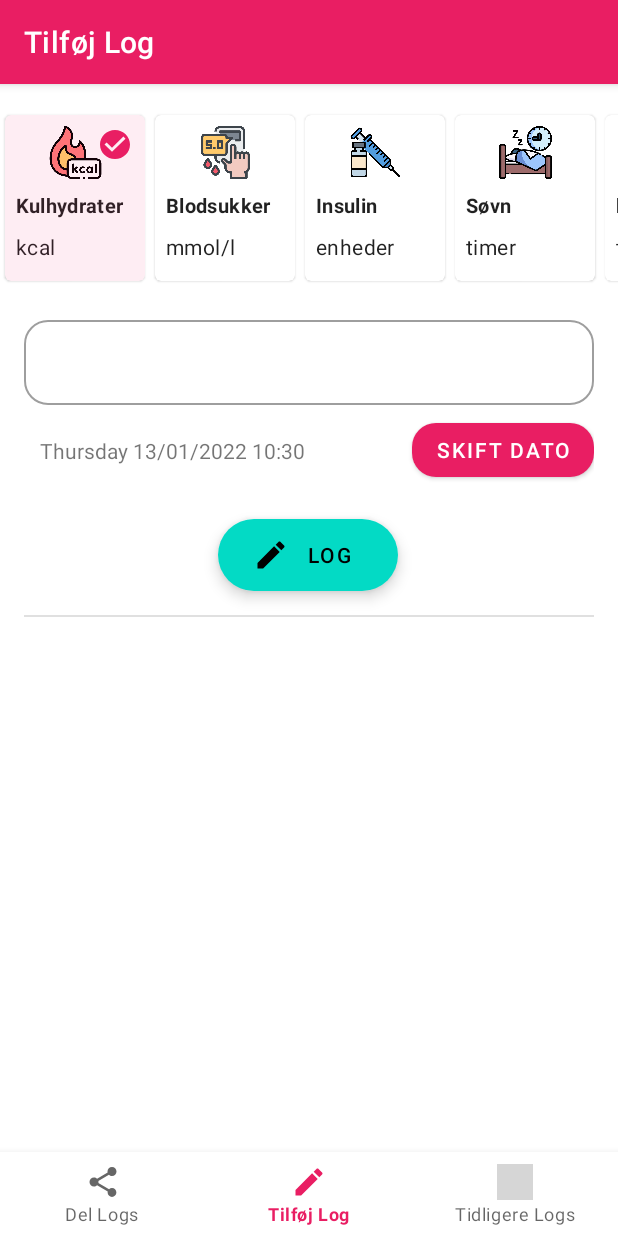
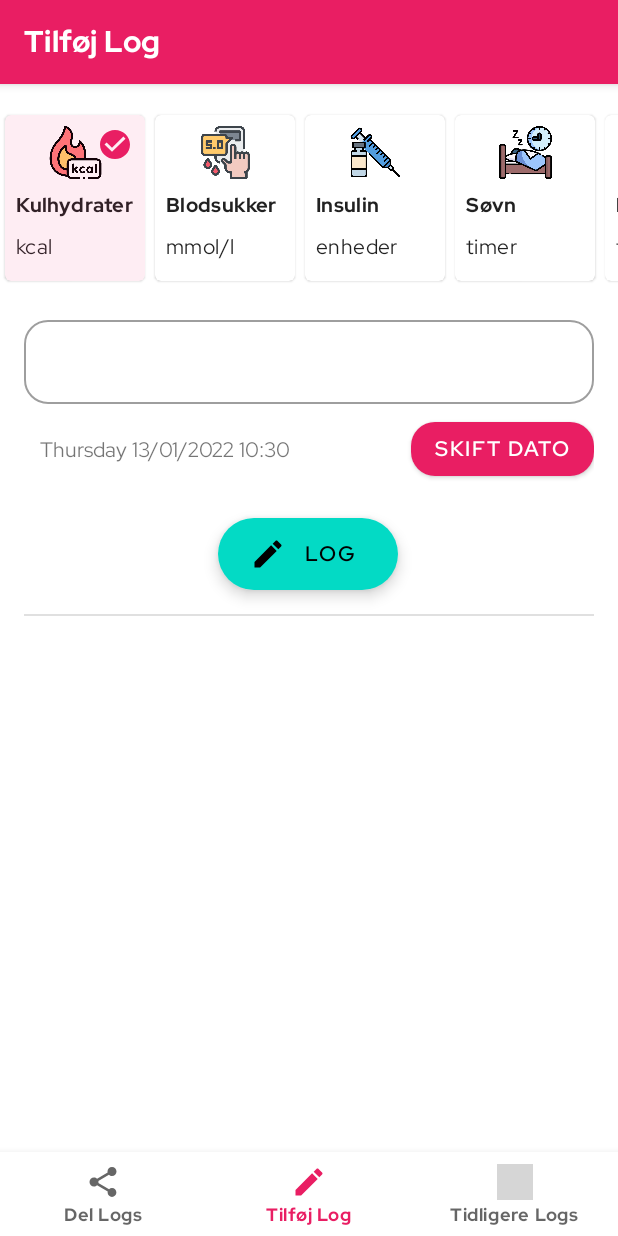
Before and after one commit to gabr0236/OpenLog, an Android app: the screen it shows after launch (MainActivity), on a phone screen of 412 x 824 dp. Run offline under Robolectric (Android 15) with nearby library versions, the phone set to English and light mode, and no system bars; our stand-ins replace Room's generated code, data binding, navigation-ui; 1 statement that could not run was skipped; grey boxes are pictures that could not be loaded.

Commit message:
Rohan(s205352) og Mohamud(s205333) - implementeret ny textfont på alle layouts/fragments med rette tilpasninger

```diff
--- a/app/src/main/java/com/example/openlog/MainActivity.kt
+++ b/app/src/main/java/com/example/openlog/MainActivity.kt
@@ -1,8 +1,10 @@
 package com.example.openlog
 
+import android.graphics.Typeface
 import android.os.Bundle
 import android.view.MenuItem
 import androidx.appcompat.app.AppCompatActivity
+import androidx.core.content.res.ResourcesCompat
 import androidx.navigation.NavController
 import androidx.navigation.fragment.NavHostFragment
 import androidx.navigation.ui.AppBarConfiguration
--- a/app/src/main/res/layout/fragment_add_log.xml
+++ b/app/src/main/res/layout/fragment_add_log.xml
@@ -44,6 +44,7 @@
             android:layout_height="wrap_content"
             android:layout_margin="16dp"
             android:layout_marginBottom="0dp"
+            android:fontFamily="@font/redhatdisplay_light"
             android:hint="@{`Indtast `+viewModel.selectedCategory.unit}"
             app:layout_constraintStart_toStartOf="parent"
             app:layout_constraintTop_toBottomOf="@id/recycler_view"
@@ -53,6 +54,7 @@
             <com.google.android.material.textfield.TextInputEditText
                 android:id="@+id/log_value"
                 android:inputType="number"
+                android:fontFamily="@font/redhatdisplay_regular"
                 android:layout_width="match_parent"
                 android:layout_height="wrap_content"
                 android:digits="-0123456789."
@@ -74,6 +76,7 @@
                 android:layout_height="50dp"
                 android:gravity="center_vertical"
                 android:text="@string/today"
+                android:fontFamily="@font/redhatdisplay_regular"
                 app:layout_constraintBottom_toBottomOf="parent"
                 app:layout_constraintEnd_toStartOf="@+id/button_edit_date"
                 app:layout_constraintStart_toStartOf="parent"
@@ -85,6 +88,7 @@
                 android:layout_height="wrap_content"
                 android:onClick="@{() -> addLogItemFragment.pickDateTime()}"
                 android:text="@string/change_date"
+                android:fontFamily="@font/redhatdisplay_semibold"
                 app:layout_constraintBottom_toBottomOf="parent"
                 app:layout_constraintEnd_toEndOf="parent"
                 app:layout_constraintTop_toTopOf="parent"
@@ -102,6 +106,7 @@
             android:text="@string/log"
             android:textAllCaps="true"
             android:textAlignment="center"
+            android:fontFamily="@font/redhatdisplay_semibold"
             app:icon="@drawable/ic_log_item_create"
             app:iconGravity="textStart"
             app:layout_constraintEnd_toEndOf="parent"
--- a/app/src/main/res/layout/fragment_create_category.xml
+++ b/app/src/main/res/layout/fragment_create_category.xml
@@ -26,6 +26,7 @@
             android:layout_margin="16dp"
             android:hint="@string/category_name"
             android:capitalize="words"
+            android:fontFamily="@font/redhatdisplay_light"
             app:layout_constraintTop_toTopOf="parent"
             tools:layout_editor_absoluteX="16dp"
             app:shapeAppearance="@style/Rounded"
@@ -37,6 +38,7 @@
                 android:layout_height="wrap_content"
                 android:layout_weight="1"
                 android:maxLength="12"
+                android:fontFamily="@font/redhatdisplay_regular"
                 />
         </com.google.android.material.textfield.TextInputLayout>
 
@@ -48,6 +50,7 @@
             android:layout_margin="16dp"
             android:layout_marginBottom="0dp"
             android:hint="@string/category_unit"
+            android:fontFamily="@font/redhatdisplay_light"
             app:layout_constraintTop_toBottomOf="@id/textfield_container_category_name"
             app:shapeAppearance="@style/Rounded"
             >
@@ -58,6 +61,7 @@
                 android:layout_height="wrap_content"
                 android:layout_weight="1"
                 android:maxLength="12"
+                android:fontFamily="@font/redhatdisplay_regular"
                 />
         </com.google.android.material.textfield.TextInputLayout>
 
@@ -83,6 +87,7 @@
             android:onClick="@{() -> createCategoryFragment.createCategory()}"
             android:text="@string/create_category"
             android:textAlignment="center"
+            android:fontFamily="@font/redhatdisplay_semibold"
             app:icon="@drawable/ic_log_item_create"
             app:iconGravity="textStart"
             app:layout_constraintBottom_toBottomOf="parent"
--- a/app/src/main/res/layout/fragment_edit_log.xml
+++ b/app/src/main/res/layout/fragment_edit_log.xml
@@ -44,6 +44,7 @@
             android:layout_margin="16dp"
             android:layout_marginBottom="0dp"
             android:hint="@{@string/type(viewModel.selectedCategory.unit)}"
+            android:fontFamily="@font/redhatdisplay_light"
             app:layout_constraintStart_toStartOf="parent"
             app:layout_constraintTop_toBottomOf="@id/recycler_view"
             app:shapeAppearance="@style/Rounded"
@@ -53,6 +54,7 @@
             <com.google.android.material.textfield.TextInputEditText
                 android:id="@+id/log_value"
                 android:text="@{String.valueOf(viewModel.selectedLogItemToEdit.value)}"
+                android:fontFamily="@font/redhatdisplay_regular"
                 android:layout_width="match_parent"
                 android:inputType="number"
                 android:layout_height="wrap_content"
@@ -74,6 +76,7 @@
                 android:layout_height="50dp"
                 android:gravity="center_vertical"
                 android:text="@string/today"
+                android:fontFamily="@font/redhatdisplay_regular"
                 app:layout_constraintBottom_toBottomOf="parent"
                 app:layout_constraintEnd_toStartOf="@+id/button_edit_date"
                 app:layout_constraintStart_toStartOf="parent"
@@ -85,6 +88,7 @@
                 android:layout_height="wrap_content"
                 android:onClick="@{() -> editLogFragment.pickDateTime()}"
                 android:text="@string/change_date"
+                android:fontFamily="@font/redhatdisplay_semibold"
                 app:layout_constraintBottom_toBottomOf="parent"
                 app:layout_constraintEnd_toEndOf="parent"
                 app:layout_constraintTop_toTopOf="parent"
@@ -101,6 +105,7 @@
             android:onClick="@{() -> editLogFragment.updateLogItem() }"
             android:text="@string/save"
             android:textAlignment="center"
+            android:fontFamily="@font/redhatdisplay_semibold"
             app:icon="@drawable/ic_baseline_save_alt_24"
             app:iconGravity="textStart"
             app:layout_constraintEnd_toEndOf="parent"
@@ -128,6 +133,7 @@
             android:layout_marginTop="8dp"
             android:onClick="@{() -> editLogFragment.deleteLog()}"
             android:text="@string/delete_log"
+            android:fontFamily="@font/redhatdisplay_semibold"
             app:icon="@drawable/ic_baseline_delete_24"
             app:layout_constraintEnd_toEndOf="parent"
             app:layout_constraintHorizontal_bias="1"
--- a/app/src/main/res/layout/fragment_previous_logs.xml
+++ b/app/src/main/res/layout/fragment_previous_logs.xml
@@ -74,6 +74,7 @@
                         android:layout_margin="8dp"
                         android:padding="8dp"
                         android:textAppearance="@style/TextAppearance.MaterialComponents.Body2"
+                        android:fontFamily="@font/redhatdisplay_regular"
                         app:layout_constraintEnd_toStartOf="@+id/textview_standardDeviation"
                         app:layout_constraintStart_toStartOf="parent"
                         app:layout_constraintTop_toBottomOf="@+id/logGraph"
@@ -86,6 +87,7 @@
                         android:layout_margin="8dp"
                         android:padding="8dp"
                         android:textAppearance="@style/TextAppearance.MaterialComponents.Body2"
+                        android:fontFamily="@font/redhatdisplay_regular"
                         app:layout_constraintEnd_toEndOf="parent"
                         app:layout_constraintStart_toEndOf="@+id/textview_average"
                         app:layout_constraintTop_toBottomOf="@+id/logGraph"
@@ -112,6 +114,7 @@
                 android:layout_marginTop="16dp"
                 android:text="@string/previous_logs"
                 android:textAppearance="@style/TextAppearance.MaterialComponents.Headline6"
+                android:fontFamily="@font/redhatdisplay_bold"
                 app:layout_constraintEnd_toEndOf="parent"
                 app:layout_constraintHorizontal_bias="0.0"
                 app:layout_constraintStart_toStartOf="parent"
@@ -142,6 +145,7 @@
                     android:layout_centerHorizontal="true"
                     android:visibility="invisible"
                     android:layout_marginTop="100dp"
+                    android:fontFamily="@font/redhatdisplay_regular"
                     />
             </RelativeLayout>
 
--- a/app/src/main/res/layout/fragment_share_logs.xml
+++ b/app/src/main/res/layout/fragment_share_logs.xml
@@ -12,7 +12,9 @@
         android:layout_height="wrap_content"
         android:layout_marginTop="@dimen/margin"
         android:text="@string/share_logs"
+        android:fontFamily="@font/redhatdisplay_semibold"
         app:layout_constraintEnd_toEndOf="parent"
         app:layout_constraintStart_toStartOf="parent"
-        app:layout_constraintTop_toTopOf="parent" />
+        app:layout_constraintTop_toTopOf="parent"
+        app:shapeAppearance="@style/Rounded"/>
 </androidx.constraintlayout.widget.ConstraintLayout>
--- a/app/src/main/res/layout/layout_log_category.xml
+++ b/app/src/main/res/layout/layout_log_category.xml
@@ -44,6 +44,7 @@
                     android:lines="1"
                     android:textStyle="bold"
                     android:textAppearance="@style/TextAppearance.MaterialComponents.Body2"
+                    android:fontFamily="@font/redhatdisplay_extrabold"
                     app:layout_constraintEnd_toEndOf="parent"
                     app:layout_constraintStart_toStartOf="parent"
                     app:layout_constraintTop_toBottomOf="@+id/imageview_emoji"
@@ -60,6 +61,7 @@
                     android:layout_marginTop="8dp"
                     android:hint="@string/placeholder_calories_unit"
                     android:textAppearance="@style/TextAppearance.MaterialComponents.Body2"
+                    android:fontFamily="@font/redhatdisplay_regular"
                     app:layout_constraintEnd_toEndOf="parent"
                     app:layout_constraintStart_toStartOf="parent"
                     app:layout_constraintTop_toBottomOf="@+id/log_category_name"
--- a/app/src/main/res/layout/layout_log_item.xml
+++ b/app/src/main/res/layout/layout_log_item.xml
@@ -39,6 +39,7 @@
                 android:text="@string/placeholder_time"
                 android:textStyle="bold"
                 android:textAppearance="@style/TextAppearance.MaterialComponents.Body1"
+                android:fontFamily="@font/redhatdisplay_bold"
                 app:layout_constraintStart_toEndOf="@+id/imageview_emoji"
                 app:layout_constraintTop_toTopOf="parent"
                 tools:text="12:14" />
@@ -51,6 +52,7 @@
                 android:layout_marginTop="4dp"
                 android:text="@string/placeholder_calories_unit"
                 android:textAppearance="@style/TextAppearance.MaterialComponents.Body2"
+                android:fontFamily="@font/redhatdisplay_regular"
                 app:layout_constraintStart_toEndOf="@+id/imageview_emoji"
                 app:layout_constraintTop_toBottomOf="@id/log_item_date"
                 tools:text="312 Kcal" />
@@ -64,6 +66,7 @@
                 android:layout_marginEnd="8dp"
                 android:text="@string/edit"
                 android:textAllCaps="true"
+                android:fontFamily="@font/redhatdisplay_semibold"
                 style="@style/Widget.MaterialComponents.Button.TextButton"
                 app:layout_constraintEnd_toEndOf="parent"
                 app:layout_constraintHorizontal_bias="1"
--- a/app/src/main/res/values/themes.xml
+++ b/app/src/main/res/values/themes.xml
@@ -12,6 +12,7 @@
         <!-- Status bar color. -->
         <item name="android:statusBarColor" tools:targetApi="l">?attr/colorPrimaryVariant</item>
         <!-- Customize your theme here. -->
+        <item name="android:fontFamily">@font/redhatdisplay_extrabold</item>
     </style>
 
     <style name="Rounded" parent="ShapeAppearance.MaterialComponents.SmallComponent">
```
Also changed, not shown: app/src/main/res/layout/button_add_category.xml (+10 -8 lines), app/src/main/res/font/redhatdisplay_bold.ttf (added), app/src/main/res/font/redhatdisplay_extrabold.ttf (added), app/src/main/res/font/redhatdisplay_light.ttf (added), app/src/main/res/font/redhatdisplay_regular.ttf (added), app/src/main/res/font/redhatdisplay_semibold.ttf (added).
